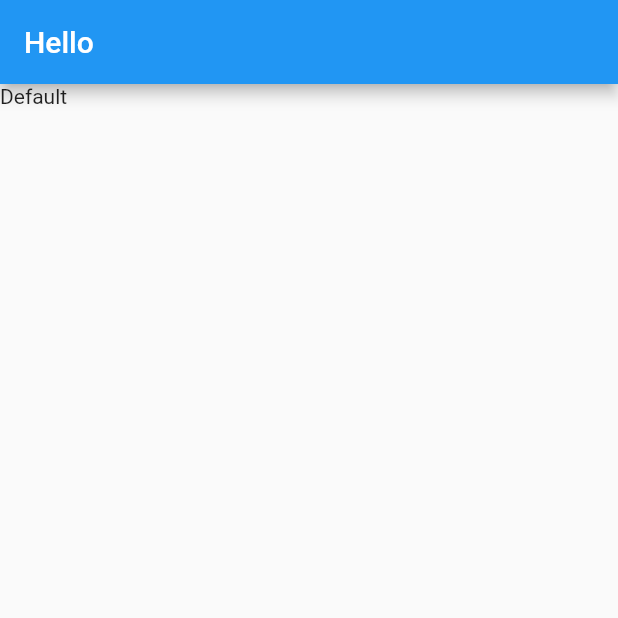
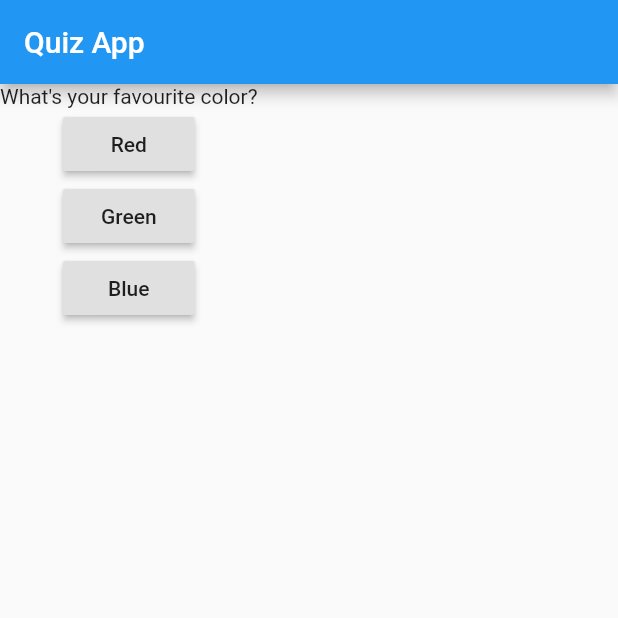
Before and after one commit to filgor84/flutter_course, a Flutter app: the screen it shows after launch, on a phone screen of 412 x 824 dp, the top half of it. Run offline on Flutter 3.47's test engine with Material 2 defaults, Android fonts, the phone set to English and light mode, and no system bars.

```diff
--- a/lib/main.dart
+++ b/lib/main.dart
@@ -4,17 +4,51 @@ void main() {
   runApp(MyApp());
 }
 
-class MyApp extends StatelessWidget {
+class MyApp extends StatefulWidget {
+  @override
+  State<StatefulWidget> createState() {
+    // TODO: implement createState
+    return _MyAppState();
+  }
+}
+
+class _MyAppState extends State<MyApp> {
+  var questionIndex = 0;
+
+  void answerQuestion() {
+    setState(() {
+      questionIndex = questionIndex + 1;
+    });
+    print("Question Answered!");
+    print(questionIndex);
+  }
+
   @override
   Widget build(BuildContext context) {
+    var questions = [
+      'What\'s your favourite color?',
+      'How old are you?',
+    ];
     return MaterialApp(
       home: Scaffold(
         appBar: AppBar(
-          title: Text("Hello"),
+          title: Text("Quiz App"),
         ),
         body: Column(
           children: <Widget>[
-            Text("Default"),
+            Text(questions[questionIndex]),
+            RaisedButton(
+              child: Text("Red"),
+              onPressed: answerQuestion,
+            ),
+            RaisedButton(
+              child: Text("Green"),
+              onPressed: answerQuestion,
+            ),
+            RaisedButton(
+              child: Text("Blue"),
+              onPressed: answerQuestion,
+            ),
           ],
         ),
       ),
```
